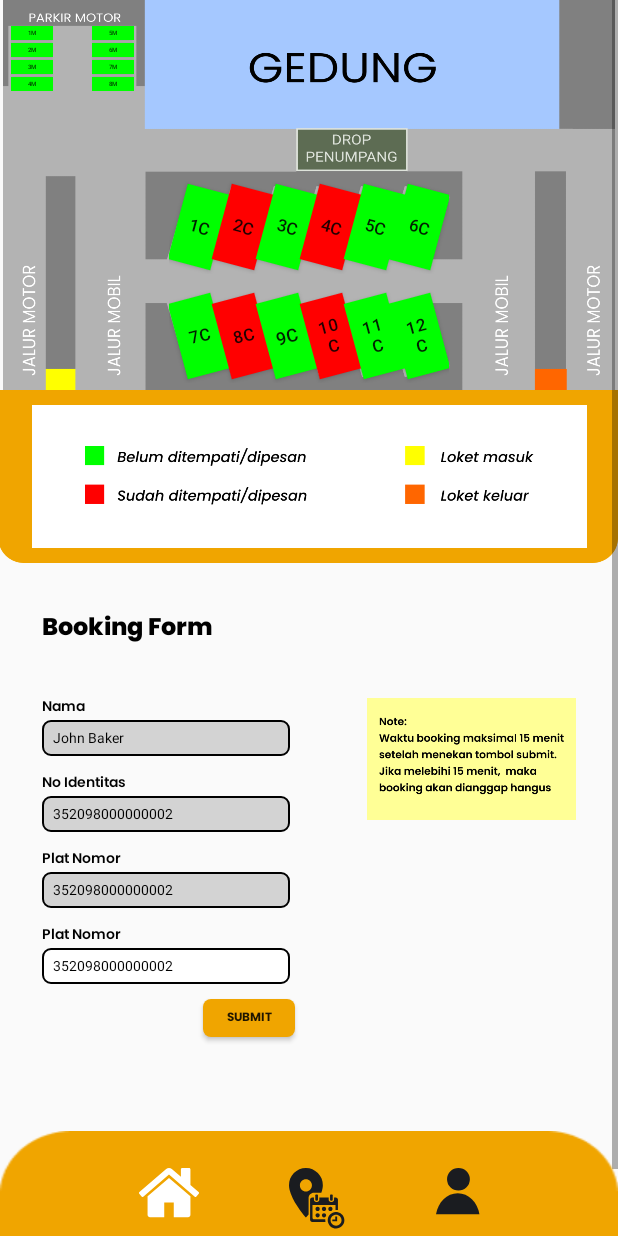
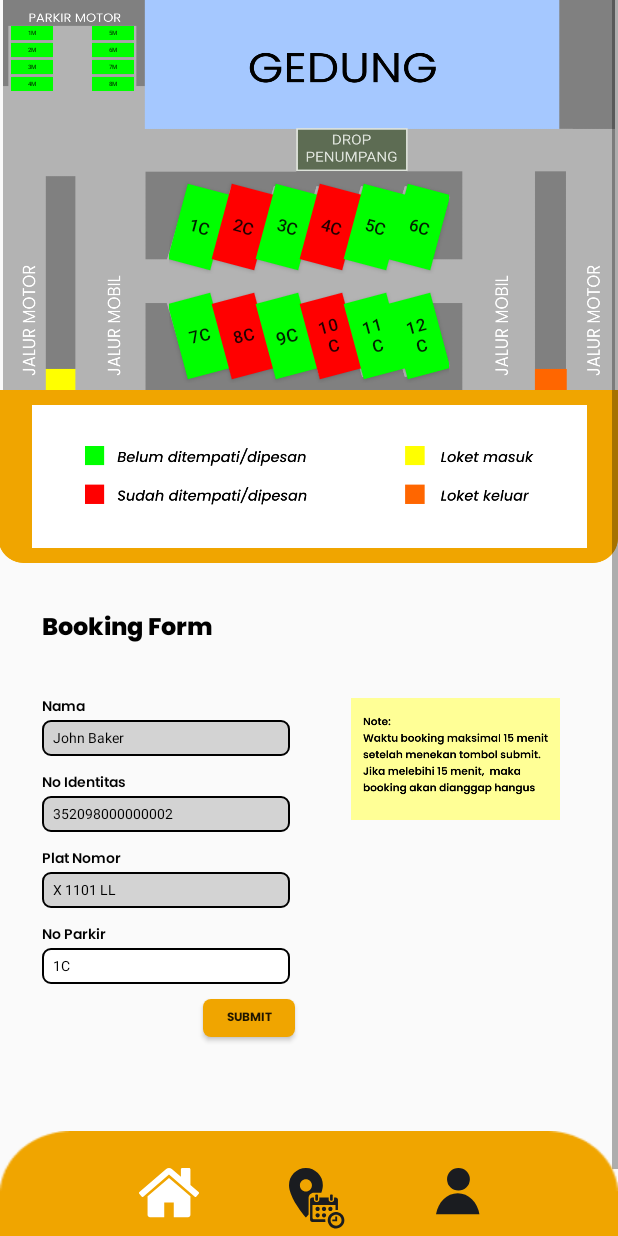
Before and after one commit to AlifiaZaidaNurmaya/proyek, an Android app: the BookingActivity screen opened directly, with no data from a screen before it, on a phone screen of 412 x 824 dp. Run offline under Robolectric (Android 15) with nearby library versions, the light colour scheme and no system bars.

Commit message:
update files booking and ewallet

```diff
--- a/src/ParkirAssistant/app/src/main/res/layout/activity_booking.xml
+++ b/src/ParkirAssistant/app/src/main/res/layout/activity_booking.xml
@@ -412,7 +412,7 @@
                 android:layout_marginStart="28dp"
                 android:paddingLeft="7dp"
                 android:paddingStart="7dp"
-                android:hint="352098000000002"
+                android:hint="X 1101 LL"
                 android:inputType="number"
                 android:textSize="9sp"
                 android:textColorHint="@android:color/black"
@@ -428,7 +428,7 @@
                 android:layout_marginTop="10dp"
                 android:layout_marginLeft="28dp"
                 android:layout_marginStart="28dp"
-                android:text="Plat Nomor"
+                android:text="No Parkir"
                 android:textSize="9sp"
                 android:textColor="@android:color/black"
                 android:fontFamily="@font/poppins_semi_bold"
@@ -443,7 +443,7 @@
                 android:layout_marginStart="28dp"
                 android:paddingLeft="7dp"
                 android:paddingStart="7dp"
-                android:hint="352098000000002"
+                android:hint="1C"
                 android:inputType="number"
                 android:textSize="9sp"
                 android:textColorHint="@android:color/black"
@@ -471,10 +471,13 @@
                 android:layout_width="139dp"
                 android:layout_height="81dp"
                 android:layout_marginTop="90dp"
-                android:layout_marginRight="28dp"
-                android:layout_marginEnd="28dp"
+                android:layout_marginEnd="18dp"
+                android:layout_marginRight="18dp"
+                android:layout_marginLeft="20dp"
+                android:layout_marginStart="20dp"
                 android:src="@drawable/note"
                 app:layout_constraintEnd_toEndOf="parent"
+                app:layout_constraintStart_toEndOf="@+id/input_nama_booking"
                 app:layout_constraintTop_toBottomOf="@+id/bg_legenda" />
 
         </androidx.constraintlayout.widget.ConstraintLayout>
```
